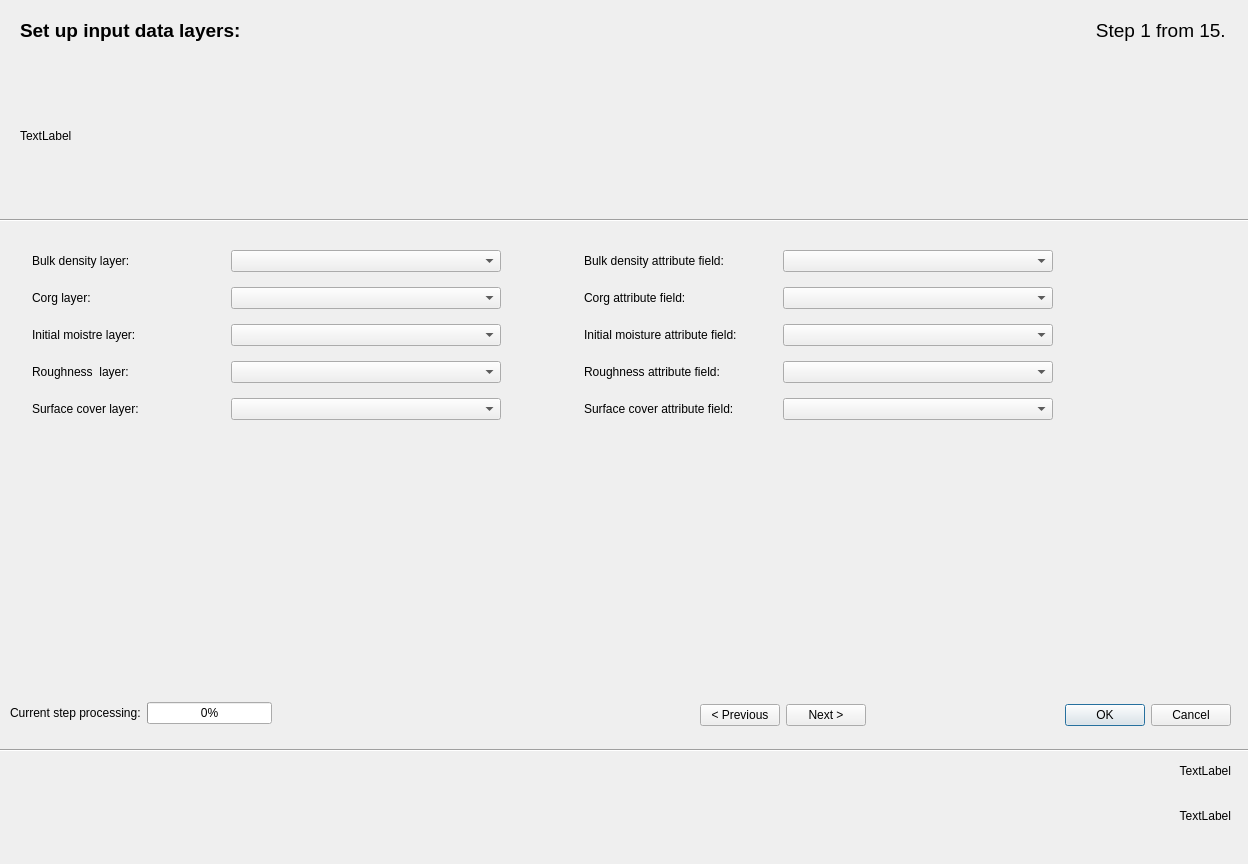
The window that ui/gui_tests_dialog_base.ui (JanCaha/Erosion-Data-Preparation-Plugin) describes before a commit, drawn with Qt 5.
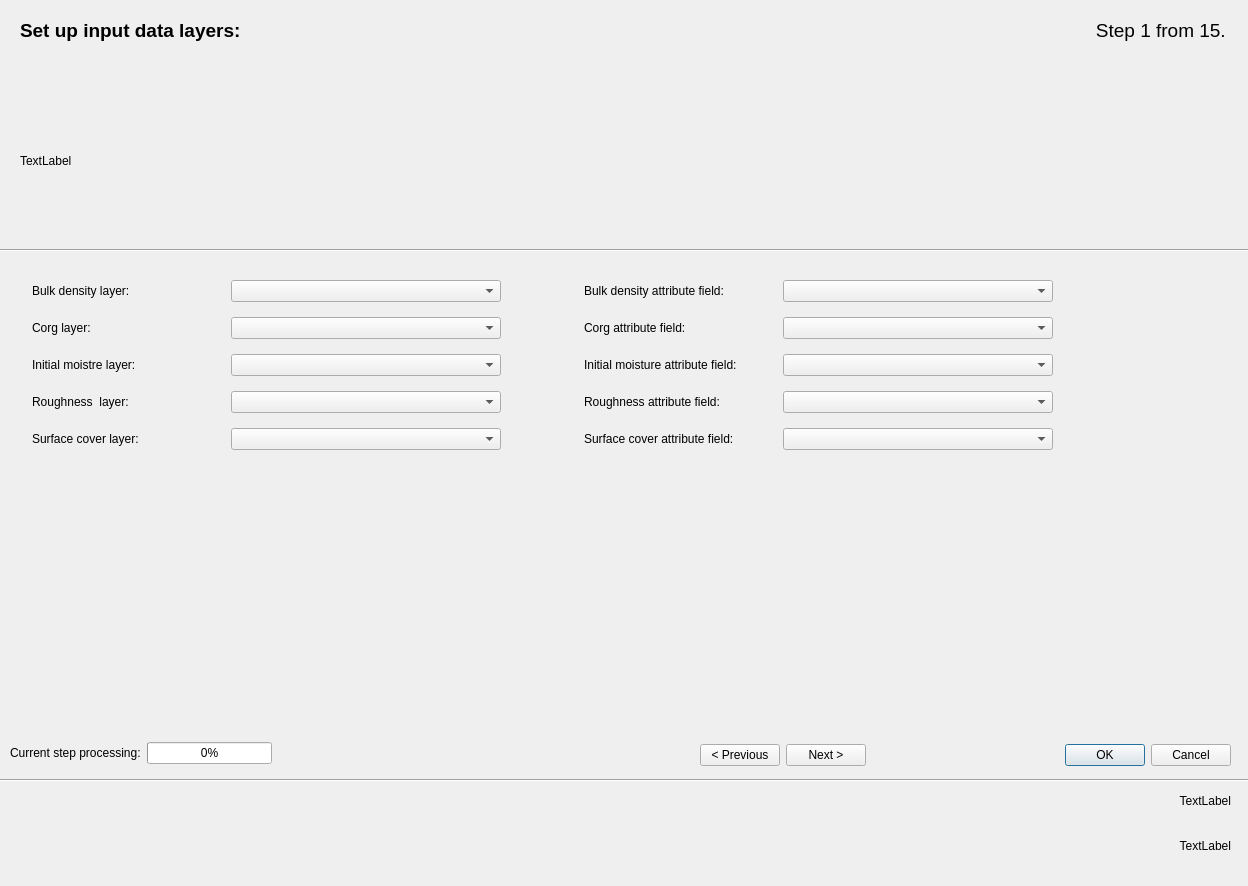
The same window after the commit. Custom widgets are drawn as their Qt base class.

Commit message: make larger

```diff
--- a/ui/gui_tests_dialog_base.ui
+++ b/ui/gui_tests_dialog_base.ui
@@ -7,7 +7,7 @@
     <x>0</x>
     <y>0</y>
     <width>1248</width>
-    <height>864</height>
+    <height>886</height>
    </rect>
   </property>
   <property name="windowTitle">
@@ -17,7 +17,7 @@
    <property name="geometry">
     <rect>
      <x>11</x>
-     <y>230</y>
+     <y>260</y>
      <width>1231</width>
      <height>451</height>
     </rect>
@@ -868,7 +868,7 @@
    <property name="geometry">
     <rect>
      <x>700</x>
-     <y>700</y>
+     <y>740</y>
      <width>531</width>
      <height>30</height>
     </rect>
@@ -907,7 +907,7 @@
    <property name="geometry">
     <rect>
      <x>10</x>
-     <y>700</y>
+     <y>740</y>
      <width>262</width>
      <height>26</height>
     </rect>
@@ -953,9 +953,9 @@
    <property name="geometry">
     <rect>
      <x>20</x>
-     <y>60</y>
+     <y>70</y>
      <width>1201</width>
-     <height>151</height>
+     <height>181</height>
     </rect>
    </property>
    <property name="text">
@@ -969,7 +969,7 @@
    <property name="geometry">
     <rect>
      <x>-10</x>
-     <y>210</y>
+     <y>240</y>
      <width>1261</width>
      <height>20</height>
     </rect>
@@ -982,7 +982,7 @@
    <property name="geometry">
     <rect>
      <x>-10</x>
-     <y>740</y>
+     <y>770</y>
      <width>1261</width>
      <height>20</height>
     </rect>
@@ -995,7 +995,7 @@
    <property name="geometry">
     <rect>
      <x>130</x>
-     <y>760</y>
+     <y>790</y>
      <width>1101</width>
      <height>21</height>
     </rect>
@@ -1017,7 +1017,7 @@
    <property name="geometry">
     <rect>
      <x>130</x>
-     <y>790</y>
+     <y>820</y>
      <width>1101</width>
      <height>51</height>
     </rect>
```
Left out of the diff: 2 changed lines with no effect on the pictures.
